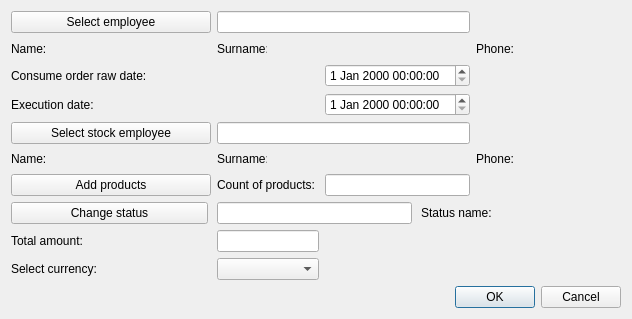
Before: the Qt Designer form OrmasAdmin/OrmasAdmin/CreateOrdRDlg.ui in Dalerjon/TheOrmasProejct, drawn with Qt 5.
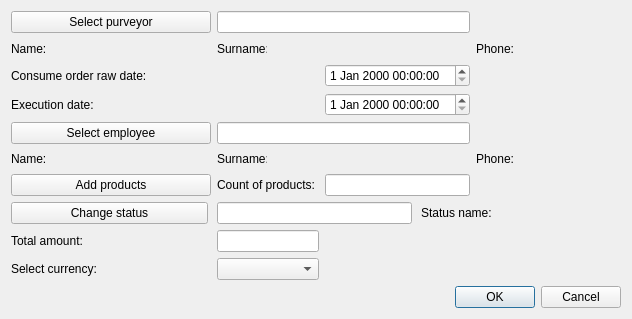
After: the same form once the commit is applied.

What changed in the file:
```diff
--- a/OrmasAdmin/OrmasAdmin/CreateOrdRDlg.ui
+++ b/OrmasAdmin/OrmasAdmin/CreateOrdRDlg.ui
@@ -33,7 +33,7 @@
     <number>11</number>
    </property>
    <item row="5" column="0">
-    <widget class="QLabel" name="empStockNameLb">
+    <widget class="QLabel" name="empNameLb">
      <property name="minimumSize">
       <size>
        <width>50</width>
@@ -59,7 +59,7 @@
     </widget>
    </item>
    <item row="5" column="1">
-    <widget class="QLabel" name="empStockNamePh">
+    <widget class="QLabel" name="empNamePh">
      <property name="minimumSize">
       <size>
        <width>100</width>
@@ -81,7 +81,7 @@
     </widget>
    </item>
    <item row="5" column="5">
-    <widget class="QLabel" name="empStockPhonePh">
+    <widget class="QLabel" name="empPhonePh">
      <property name="minimumSize">
       <size>
        <width>100</width>
@@ -103,7 +103,7 @@
     </widget>
    </item>
    <item row="5" column="3">
-    <widget class="QLabel" name="empStockSurnamePh">
+    <widget class="QLabel" name="empSurnamePh">
      <property name="minimumSize">
       <size>
        <width>100</width>
@@ -125,7 +125,7 @@
     </widget>
    </item>
    <item row="5" column="2">
-    <widget class="QLabel" name="empStockSurnameLb">
+    <widget class="QLabel" name="empSurnameLb">
      <property name="minimumSize">
       <size>
        <width>50</width>
@@ -144,7 +144,7 @@
     </widget>
    </item>
    <item row="5" column="4">
-    <widget class="QLabel" name="empStockPhoneLb">
+    <widget class="QLabel" name="empPhoneLb">
      <property name="text">
       <string>Phone:</string>
      </property>
@@ -158,7 +158,7 @@
     </widget>
    </item>
    <item row="1" column="0">
-    <widget class="QLabel" name="empNameLb">
+    <widget class="QLabel" name="prNameLb">
      <property name="minimumSize">
       <size>
        <width>50</width>
@@ -177,7 +177,7 @@
     </widget>
    </item>
    <item row="1" column="1">
-    <widget class="QLabel" name="empNamePh">
+    <widget class="QLabel" name="prNamePh">
      <property name="minimumSize">
       <size>
        <width>100</width>
@@ -199,7 +199,7 @@
     </widget>
    </item>
    <item row="1" column="2">
-    <widget class="QLabel" name="empSurnameLb">
+    <widget class="QLabel" name="prSurnameLb">
      <property name="minimumSize">
       <size>
        <width>50</width>
@@ -218,7 +218,7 @@
     </widget>
    </item>
    <item row="1" column="3">
-    <widget class="QLabel" name="empSurnamePh">
+    <widget class="QLabel" name="prSurnamePh">
      <property name="minimumSize">
       <size>
        <width>100</width>
@@ -240,14 +240,14 @@
     </widget>
    </item>
    <item row="1" column="4">
-    <widget class="QLabel" name="empPhoneLb">
+    <widget class="QLabel" name="prPhoneLb">
      <property name="text">
       <string>Phone:</string>
      </property>
     </widget>
    </item>
    <item row="1" column="5">
-    <widget class="QLabel" name="empPhonePh">
+    <widget class="QLabel" name="prPhonePh">
      <property name="minimumSize">
       <size>
        <width>100</width>
@@ -466,7 +466,7 @@
     </widget>
    </item>
    <item row="0" column="0" colspan="2">
-    <widget class="QPushButton" name="employeeBtn">
+    <widget class="QPushButton" name="purveyorBtn">
      <property name="minimumSize">
       <size>
        <width>200</width>
@@ -474,7 +474,7 @@
       </size>
      </property>
      <property name="text">
-      <string>Select employee</string>
+      <string>Select purveyor</string>
      </property>
     </widget>
    </item>
@@ -486,7 +486,7 @@
     </widget>
    </item>
    <item row="0" column="2" colspan="2">
-    <widget class="QLineEdit" name="employeeEdit">
+    <widget class="QLineEdit" name="purveyorEdit">
      <property name="toolTip">
       <string>&lt;html&gt;&lt;head/&gt;&lt;body&gt;&lt;p&gt;Enter client ID&lt;/p&gt;&lt;/body&gt;&lt;/html&gt;</string>
      </property>
@@ -496,7 +496,7 @@
     </widget>
    </item>
    <item row="4" column="2" colspan="2">
-    <widget class="QLineEdit" name="stockEmployeeEdit">
+    <widget class="QLineEdit" name="employeeEdit">
      <property name="toolTip">
       <string>&lt;html&gt;&lt;head/&gt;&lt;body&gt;&lt;p&gt;Enter employee ID&lt;/p&gt;&lt;/body&gt;&lt;/html&gt;</string>
      </property>
@@ -506,9 +506,9 @@
     </widget>
    </item>
    <item row="4" column="0" colspan="2">
-    <widget class="QPushButton" name="stockEmployeeBtn">
+    <widget class="QPushButton" name="employeeBtn">
      <property name="text">
-      <string>Select stock employee</string>
+      <string>Select employee</string>
      </property>
     </widget>
    </item>
```
Left out of the diff: 2 changed lines with no effect on the pictures.
